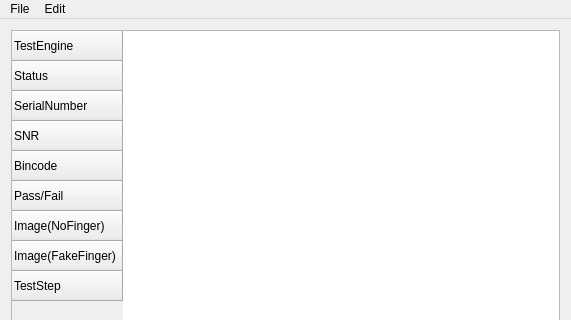
This is Jingan/jingan.ui in fanmuzhi/jingan as Qt 5 draws it before an edit; both pictures show x 0 to 571 and y 0 to 320 of the 571 by 609 pixel window. The edited form follows.
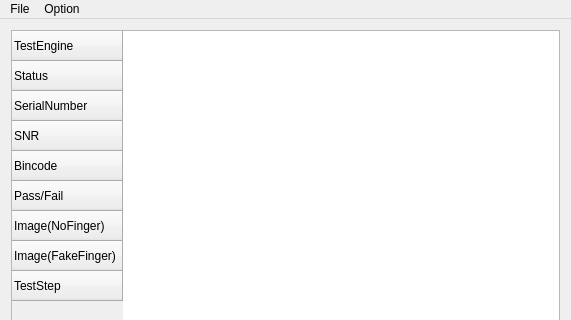
This is the edited form.

What changed in the file:
```diff
--- a/Jingan/jingan.ui
+++ b/Jingan/jingan.ui
@@ -91,14 +91,14 @@
     </property>
     <addaction name="actionExit"/>
    </widget>
-   <widget class="QMenu" name="menuEdit">
+   <widget class="QMenu" name="menuOption">
     <property name="title">
-     <string>Edit</string>
+     <string>Option</string>
     </property>
     <addaction name="actionLocalSettings"/>
    </widget>
    <addaction name="menuFile"/>
-   <addaction name="menuEdit"/>
+   <addaction name="menuOption"/>
   </widget>
   <widget class="QToolBar" name="mainToolBar">
    <attribute name="toolBarArea">
```
